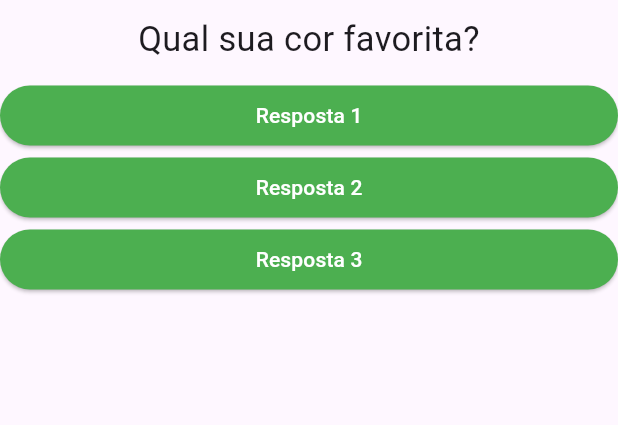
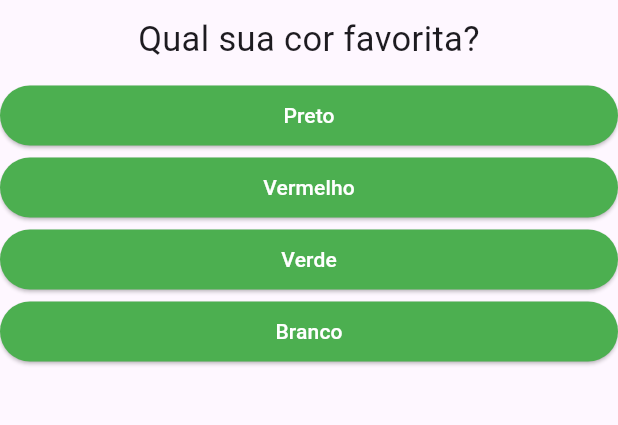
Before and after one commit to manugracianosantos/projeto_perguntas, a Flutter app: the screen it shows after launch, on a phone screen of 412 x 824 dp, the part 84-509 px from its top. Run offline on Flutter 3.47's test engine with Material 3 defaults, Android fonts, the phone set to English and light mode, and no system bars.

Commit message:
adicionando pontuação

```diff
--- a/projeto_perguntas/lib/main.dart
+++ b/projeto_perguntas/lib/main.dart
@@ -1,40 +1,65 @@
 import 'package:flutter/material.dart';
-import './questao.dart';
-import './resposta.dart';
+import './questionario.dart';
+import './resultado.dart';
 
 main() => runApp(PerguntaApp());
 
-class _PerguntaAppState extends State<PerguntaApp> {
+class PerguntaAppState extends State<PerguntaApp> {
   var _perguntaSelecionada = 0;
-  void _responder() {
-    setState(() {
-      _perguntaSelecionada++;
-    });
-    print(_perguntaSelecionada);
+  var _pontuacaoTotal = 0;
+  final List<Map<String, Object>> _perguntas = const [
+    {
+      'texto': 'Qual sua cor favorita?',
+      'resposta': [
+        {'texto': 'Preto', 'pontuacao': 5},
+        {'texto': 'Vermelho', 'pontuacao': 3},
+        {'texto': 'Verde', 'pontuacao': 4},
+        {'texto': 'Branco', 'pontuacao': 2},
+      ],
+    },
+    {
+      'texto': 'Qual é o seu animal preferido?',
+      'resposta': [
+        {'texto': 'Coelho', 'pontuacao': 5},
+        {'texto': 'Cobra', 'pontuacao': 4},
+        {'texto': 'Elefante', 'pontuacao': 3},
+        {'texto': 'Leão', 'pontuacao': 4},
+      ],
+    },
+    {
+      'texto': 'Qual o seu instrutor favorito?',
+      'resposta': [
+        {'texto': 'Maria', 'pontuacao': 5},
+        {'texto': 'João', 'pontuacao': 4},
+        {'texto': 'Léo', 'pontuacao': 3},
+        {'texto': 'Pedro', 'pontuacao': 1},
+      ],
+    },
+  ];
+
+  bool get temPerguntaSelecionada {
+    return _perguntaSelecionada < _perguntas.length;
+    //tem pergunta selecionada se _perguntaSelecionada for
+    //menor que o tamanho da lista.
+  }
+
+  void _responder(int pontuacao) {
+    if (temPerguntaSelecionada) {
+      setState(() {
+        _perguntaSelecionada++;
+        _pontuacaoTotal += pontuacao;//???
+      });
+    }
+    print(_pontuacaoTotal);
   }
 
   @override
   Widget build(BuildContext context) {
-    final List<Map<String, Object>> perguntas = [//???
-      {
-        'texto': 'Qual sua cor favorita?',
-        'resposta': ['Preto', 'Vermelho', 'Verde', 'Branco'],
-      },
-      {
-        'texto': 'Qual é o seu animal preferido?' ,
-        'resposta': ['Coelho', 'Cobra', 'Elefante', 'Leão'],
-      },
-      {
-        'texto': 'Qual o seu instrutor favorito?',
-        'reposta': ['Maria', 'João', 'Léo', 'Pedro'],
-      }
-    ];
     return MaterialApp(
       home: Scaffold(
         appBar: AppBar(
           backgroundColor: Colors.pink,
           title: Center(
-            //centraliza o texto
             child: Text(
               'Questionário!',
               style: TextStyle(
@@ -45,21 +70,24 @@ class _PerguntaAppState extends State<PerguntaApp> {
             ),
           ),
         ),
-        body: Column(
-          children: <Widget>[
-            Questao(perguntas[_perguntaSelecionada]['texto'].toString()),
-            Resposta('Resposta 1', _responder),
-            Resposta('Resposta 2', _responder),
-            Resposta('Resposta 3', _responder),
-          ],
-        ),
+        body:
+            temPerguntaSelecionada
+                ? Questionario(
+                  perguntaSelecionada: _perguntaSelecionada,
+                  perguntas: _perguntas,
+                  quantoResponder: _responder,
+                )
+                : Resultado(),
       ),
     );
   }
 }
 
 class PerguntaApp extends StatefulWidget {
-  _PerguntaAppState createState() {
-    return _PerguntaAppState();
+  const PerguntaApp({super.key});
+
+  @override
+  PerguntaAppState createState() {
+    return PerguntaAppState();
   }
 }
--- a/projeto_perguntas/lib/questao.dart
+++ b/projeto_perguntas/lib/questao.dart
@@ -1,15 +1,14 @@
 import 'package:flutter/widgets.dart';
 
-//criamos esse para gerenciar melhor os componentesda árvore widget
 class Questao extends StatelessWidget {
   final String texto;
-  Questao(this.texto); //pq??
+  Questao(this.texto);
 
   @override
   Widget build(BuildContext context) {
     return Container(
-      width: double.infinity, //?????
-      margin: EdgeInsets.all(10), //??????????/
+      width: double.infinity,
+      margin: EdgeInsets.all(10),
       child: Text(
         texto,
         style: TextStyle(fontSize: 23.0),
--- /dev/null
+++ b/projeto_perguntas/lib/questionario.dart
@@ -0,0 +1,43 @@
+import 'package:flutter/material.dart';
+import 'questao.dart';
+import 'resposta.dart';
+
+class Questionario extends StatelessWidget {
+  //recebendo os três parâmetros
+  final List<Map<String, Object>> perguntas;
+  final int perguntaSelecionada;
+  final void Function(int) quantoResponder;
+
+  Questionario({
+    //construtor
+    required this.perguntaSelecionada,
+    required this.perguntas,
+    required this.quantoResponder,
+  });
+
+  bool get temPerguntaSelecionada {
+    return perguntaSelecionada < perguntas.length;
+    //tem pergunta selecionada se _perguntaSelecionada for
+    //menor que o tamanho da lista.
+  }
+
+  @override
+  Widget build(BuildContext context) {
+    List<Map<String, Object>> respostas =
+        temPerguntaSelecionada
+            ? (perguntas[perguntaSelecionada]['resposta'] as List<dynamic>)
+                .cast<Map<String, Object>>() //???
+            : [];
+    return Column(
+      children: <Widget>[
+        Questao(perguntas[perguntaSelecionada]['texto'].toString()),
+        ...respostas.map((resp) {
+          return Resposta(
+            resp['texto'].toString(),
+            () => quantoResponder(int.parse(resp['pontuacao'].toString())),
+          );
+        }),
+      ],
+    );
+  }
+}
--- a/projeto_perguntas/lib/resposta.dart
+++ b/projeto_perguntas/lib/resposta.dart
@@ -20,3 +20,4 @@ class Resposta extends StatelessWidget {
     );
   }
 }
+/* () => quando o método for chamado */
--- /dev/null
+++ b/projeto_perguntas/lib/resultado.dart
@@ -0,0 +1,17 @@
+import 'package:flutter/material.dart';
+
+class Resultado extends StatelessWidget {
+  @override
+  Widget build(BuildContext context) {
+    return Center(
+      child: Text(
+        'Parabénsss!!!',
+        style: TextStyle(
+          fontWeight: FontWeight.bold,
+          color: Colors.pink,
+          fontSize: 35.0,
+        ),
+      ),
+    );
+  }
+}
```
